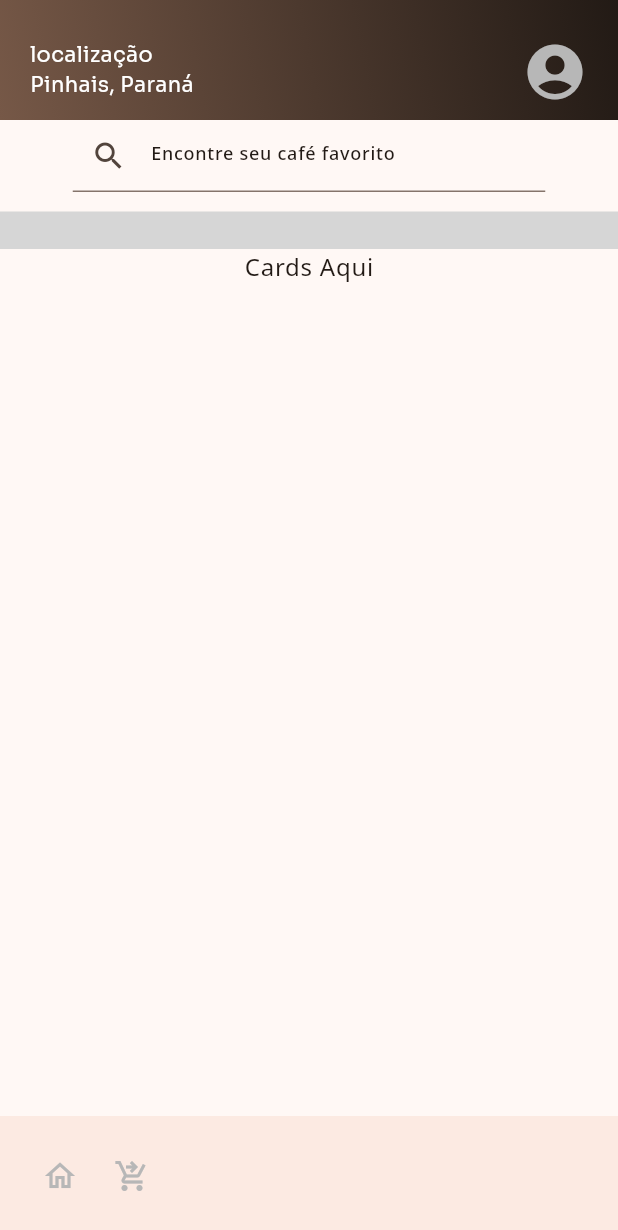
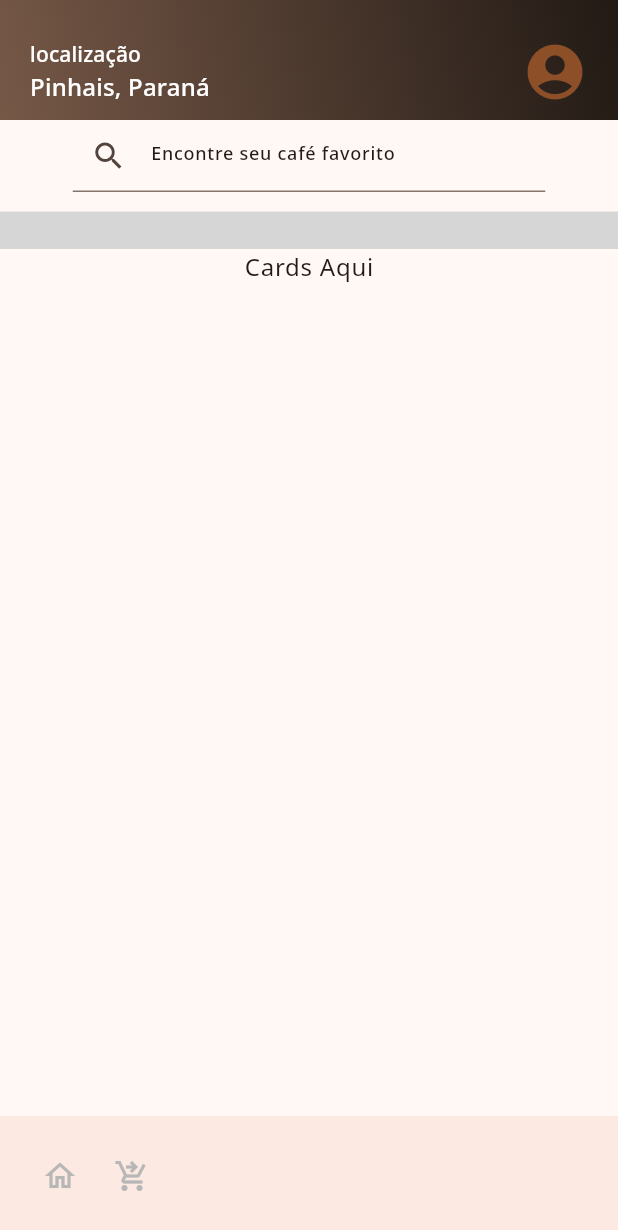
Before and after one commit to andreyrv18/CafePraJa, a Flutter app: the MyHomePage screen opened directly, on a phone screen of 412 x 824 dp. Shown: the top 1230 px of the screen. Run offline on Flutter 3.47's test engine with Material 3 defaults, Android fonts, the phone set to English and light mode, and no system bars; our stand-ins replace google_fonts; grey boxes are pictures that could not be loaded.

Commit message:
refactor: atualiza estilos do AppBarWidget para usar o tema atual

```diff
--- a/lib/widgets/app_bar_widget.dart
+++ b/lib/widgets/app_bar_widget.dart
@@ -12,7 +12,6 @@ class AppBarWidget extends StatelessWidget implements PreferredSizeWidget {
       flexibleSpace: Container(
         decoration: BoxDecoration(
           gradient: LinearGradient(
-            // colors: [Color(0xFF313131), Color(0xFF131313)],
             colors: [
               Theme.of(context).colorScheme.secondary,
               Theme.of(context).colorScheme.onSurface,
@@ -37,18 +36,14 @@ class AppBarWidget extends StatelessWidget implements PreferredSizeWidget {
                   children: [
                     Text(
                       "localização",
-                      style: TextStyle(
-                        color: Colors.white,
-                        fontSize: 14,
-                        fontFamily: "Sora",
+                      style: Theme.of(context).textTheme.titleSmall?.copyWith(
+                        color: Theme.of(context).colorScheme.onPrimary,
                       ),
                     ),
                     Text(
                       "Pinhais, Paraná",
-                      style: TextStyle(
-                        color: Colors.white,
-                        fontSize: 14,
-                        fontFamily: "Sora",
+                      style: Theme.of(context).textTheme.titleMedium?.copyWith(
+                        color: Theme.of(context).colorScheme.onPrimary,
                       ),
                     ),
                   ],
@@ -60,7 +55,7 @@ class AppBarWidget extends StatelessWidget implements PreferredSizeWidget {
                     borderRadius: BorderRadius.circular(10),
                     child: Icon(
                       Icons.account_circle,
-                      color: Color(0xffB7B7B7),
+                      color: Theme.of(context).colorScheme.primary,
                       size: 44,
                     ),
                   ),
```
